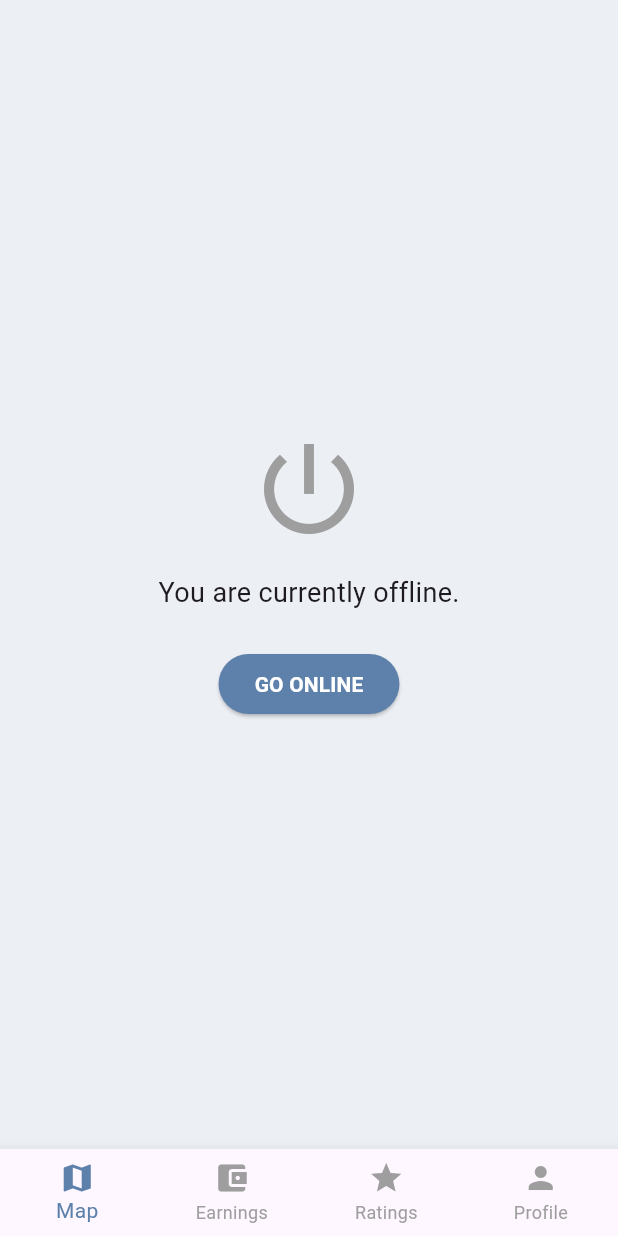
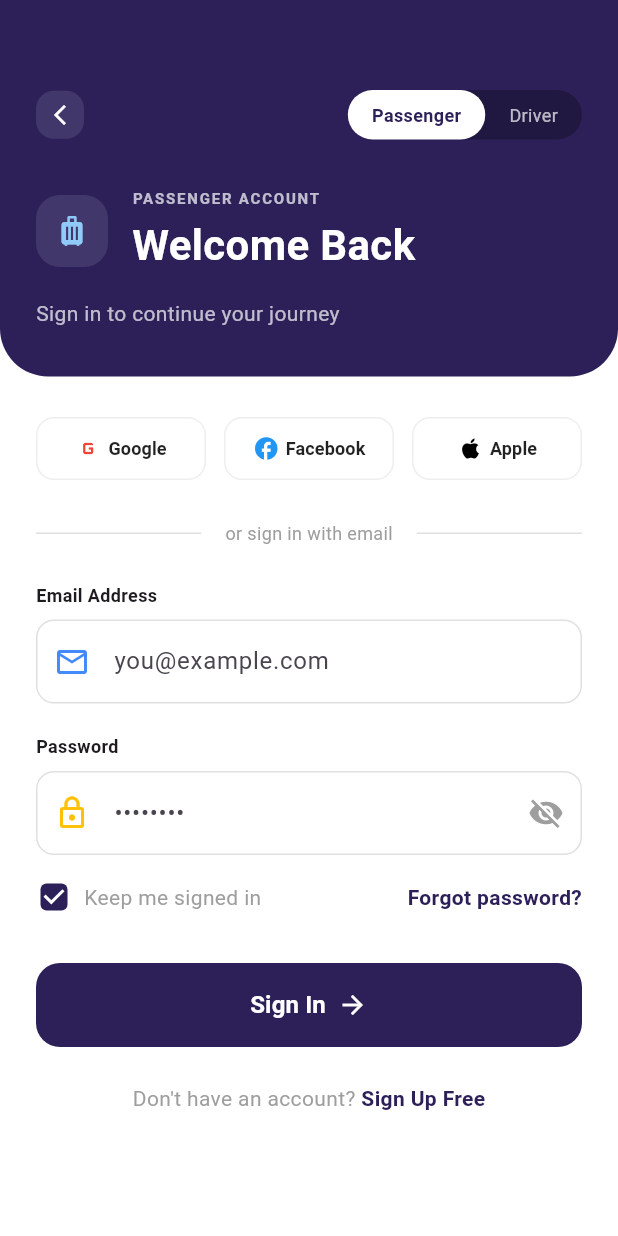
Before and after one commit to 16-Bit-mushroom/SabayGo, a Flutter app: the screen it shows after launch, on a phone screen of 412 x 824 dp. Run offline on Flutter 3.47's test engine with Material 3 defaults, Android fonts, the phone set to English and light mode, and no system bars.

Commit message:
feat(identity): create unified splash screen and role selector bridge

```diff
--- /dev/null
+++ b/mobile/lib/features/identity/presentation/screens/login_screen.dart
@@ -0,0 +1,291 @@
+import 'package:flutter/material.dart';
+import 'package:mobile/core/theme/app_colors.dart';
+import 'package:mobile/features/dashboard/presentation/screens/commuter_dashboard.dart';
+import 'package:mobile/features/dashboard/presentation/screens/driver_dashboard.dart';
+
+class LoginScreen extends StatefulWidget {
+  const LoginScreen({Key? key}) : super(key: key);
+
+  @override
+  State<LoginScreen> createState() => _LoginScreenState();
+}
+
+class _LoginScreenState extends State<LoginScreen> {
+  // Toggle state: true = Commuter, false = Driver
+  bool _isCommuter = true;
+  bool _obscurePassword = true;
+  bool _keepSignedIn = true;
+
+  void _handleSignIn() {
+    // Route to the appropriate dashboard based on the selected role
+    if (_isCommuter) {
+      Navigator.pushReplacement(
+        context,
+        MaterialPageRoute(builder: (context) => const CommuterDashboard()),
+      );
+    } else {
+      Navigator.pushReplacement(
+        context,
+        MaterialPageRoute(builder: (context) => const DriverDashboard()),
+      );
+    }
+  }
+
+  @override
+  Widget build(BuildContext context) {
+    return Scaffold(
+      backgroundColor: Colors.white,
+      body: SingleChildScrollView(
+        child: Column(
+          children: [
+            // 1. The Curved Purple Header with Role Selector
+            Container(
+              width: double.infinity,
+              padding: const EdgeInsets.fromLTRB(24, 60, 24, 32),
+              decoration: const BoxDecoration(
+                color: Color(0xFF2D2059), // Matching the dark purple from mockup
+                borderRadius: BorderRadius.vertical(bottom: Radius.circular(32)),
+              ),
+              child: Column(
+                crossAxisAlignment: CrossAxisAlignment.start,
+                children: [
+                  // Back Button & Role Selector Toggle
+                  Row(
+                    mainAxisAlignment: MainAxisAlignment.spaceBetween,
+                    children: [
+                      Container(
+                        padding: const EdgeInsets.all(8),
+                        decoration: BoxDecoration(
+                          color: Colors.white.withOpacity(0.1),
+                          borderRadius: BorderRadius.circular(12),
+                        ),
+                        child: const Icon(Icons.arrow_back_ios_new, color: Colors.white, size: 16),
+                      ),
+
+                      // INJECTED: Custom Role Selector Pill
+                      Container(
+                        decoration: BoxDecoration(
+                          color: Colors.black26,
+                          borderRadius: BorderRadius.circular(20),
+                        ),
+                        child: Row(
+                          mainAxisSize: MainAxisSize.min,
+                          children: [
+                            _buildRoleTab("Passenger", true),
+                            _buildRoleTab("Driver", false),
+                          ],
+                        ),
+                      ),
+                    ],
+                  ),
+                  const SizedBox(height: 32),
+
+                  // Welcome Text (Dynamic based on role)
+                  Row(
+                    children: [
+                      Container(
+                        padding: const EdgeInsets.all(12),
+                        decoration: BoxDecoration(
+                          color: Colors.white.withOpacity(0.1),
+                          borderRadius: BorderRadius.circular(16),
+                        ),
+                        child: Icon(
+                          _isCommuter ? Icons.luggage : Icons.directions_car,
+                          color: Colors.blue.shade200,
+                          size: 24
+                        ),
+                      ),
+                      const SizedBox(width: 16),
+                      Column(
+                        crossAxisAlignment: CrossAxisAlignment.start,
+                        children: [
+                          Text(
+                            _isCommuter ? "PASSENGER ACCOUNT" : "DRIVER ACCOUNT",
+                            style: const TextStyle(color: Colors.white70, fontSize: 10, fontWeight: FontWeight.bold, letterSpacing: 1.2),
+                          ),
+                          const SizedBox(height: 4),
+                          const Text(
+                            "Welcome Back",
+                            style: TextStyle(color: Colors.white, fontSize: 28, fontWeight: FontWeight.bold),
+                          ),
+                        ],
+                      ),
+                    ],
+                  ),
+                  const SizedBox(height: 16),
+                  const Text("Sign in to continue your journey", style: TextStyle(color: Colors.white70, fontSize: 14)),
+                ],
+              ),
+            ),
+
+            // 2. The Form Body
+            Padding(
+              padding: const EdgeInsets.all(24.0),
+              child: Column(
+                crossAxisAlignment: CrossAxisAlignment.start,
+                children: [
+                  // Social Logins
+                  Row(
+                    children: [
+                      Expanded(child: _buildSocialButton("Google", Icons.g_mobiledata, Colors.red)),
+                      const SizedBox(width: 12),
+                      Expanded(child: _buildSocialButton("Facebook", Icons.facebook, Colors.blue)),
+                      const SizedBox(width: 12),
+                      Expanded(child: _buildSocialButton("Apple", Icons.apple, Colors.black)),
+                    ],
+                  ),
+                  const SizedBox(height: 24),
+
+                  // Divider
+                  Row(
+                    children: [
+                      Expanded(child: Divider(color: Colors.grey.shade300)),
+                      const Padding(
+                        padding: EdgeInsets.symmetric(horizontal: 16),
+                        child: Text("or sign in with email", style: TextStyle(color: Colors.grey, fontSize: 12)),
+                      ),
+                      Expanded(child: Divider(color: Colors.grey.shade300)),
+                    ],
+                  ),
+                  const SizedBox(height: 24),
+
+                  // Email Field
+                  const Text("Email Address", style: TextStyle(fontWeight: FontWeight.bold, fontSize: 12)),
+                  const SizedBox(height: 8),
+                  TextField(
+                    decoration: InputDecoration(
+                      hintText: "you@example.com",
+                      prefixIcon: const Icon(Icons.email_outlined, color: Colors.blueAccent),
+                      border: OutlineInputBorder(borderRadius: BorderRadius.circular(12), borderSide: BorderSide(color: Colors.grey.shade300)),
+                      enabledBorder: OutlineInputBorder(borderRadius: BorderRadius.circular(12), borderSide: BorderSide(color: Colors.grey.shade300)),
+                      contentPadding: const EdgeInsets.symmetric(vertical: 16),
+                    ),
+                  ),
+                  const SizedBox(height: 20),
+
+                  // Password Field
+                  const Text("Password", style: TextStyle(fontWeight: FontWeight.bold, fontSize: 12)),
+                  const SizedBox(height: 8),
+                  TextField(
+                    obscureText: _obscurePassword,
+                    decoration: InputDecoration(
+                      hintText: "••••••••",
+                      prefixIcon: const Icon(Icons.lock_outline, color: Colors.amber),
+                      suffixIcon: IconButton(
+                        icon: Icon(_obscurePassword ? Icons.visibility_off : Icons.visibility, color: Colors.grey),
+                        onPressed: () => setState(() => _obscurePassword = !_obscurePassword),
+                      ),
+                      border: OutlineInputBorder(borderRadius: BorderRadius.circular(12), borderSide: BorderSide(color: Colors.grey.shade300)),
+                      enabledBorder: OutlineInputBorder(borderRadius: BorderRadius.circular(12), borderSide: BorderSide(color: Colors.grey.shade300)),
+                      contentPadding: const EdgeInsets.symmetric(vertical: 16),
+                    ),
+                  ),
+                  const SizedBox(height: 16),
+
+                  // Remember Me & Forgot Password
+                  Row(
+                    mainAxisAlignment: MainAxisAlignment.spaceBetween,
+                    children: [
+                      Row(
+                        children: [
+                          SizedBox(
+                            width: 24, height: 24,
+                            child: Checkbox(
+                              value: _keepSignedIn,
+                              onChanged: (val) => setState(() => _keepSignedIn = val ?? true),
+                              shape: RoundedRectangleBorder(borderRadius: BorderRadius.circular(4)),
+                              activeColor: const Color(0xFF2D2059),
+                            ),
+                          ),
+                          const SizedBox(width: 8),
+                          const Text("Keep me signed in", style: TextStyle(color: Colors.grey, fontSize: 14)),
+                        ],
+                      ),
+                      const Text("Forgot password?", style: TextStyle(color: Color(0xFF2D2059), fontWeight: FontWeight.bold, fontSize: 14)),
+                    ],
+                  ),
+                  const SizedBox(height: 32),
+
+                  // Sign In Button
+                  SizedBox(
+                    width: double.infinity,
+                    height: 56,
+                    child: ElevatedButton(
+                      onPressed: _handleSignIn,
+                      style: ElevatedButton.styleFrom(
+                        backgroundColor: const Color(0xFF2D2059),
+                        shape: RoundedRectangleBorder(borderRadius: BorderRadius.circular(16)),
+                        elevation: 0,
+                      ),
+                      child: Row(
+                        mainAxisAlignment: MainAxisAlignment.center,
+                        children: const [
+                          Text("Sign In", style: TextStyle(color: Colors.white, fontSize: 16, fontWeight: FontWeight.bold)),
+                          SizedBox(width: 8),
+                          Icon(Icons.arrow_forward, color: Colors.white, size: 20),
+                        ],
+                      ),
+                    ),
+                  ),
+                  const SizedBox(height: 24),
+
+                  // Sign Up Link
+                  Row(
+                    mainAxisAlignment: MainAxisAlignment.center,
+                    children: const [
+                      Text("Don't have an account? ", style: TextStyle(color: Colors.grey)),
+                      Text("Sign Up Free", style: TextStyle(color: Color(0xFF2D2059), fontWeight: FontWeight.bold)),
+                    ],
+                  )
+                ],
+              ),
+            ),
+          ],
+        ),
+      ),
+    );
+  }
+
+  // Helper widget for the custom role toggle
+  Widget _buildRoleTab(String title, bool isCommuterTab) {
+    final isSelected = _isCommuter == isCommuterTab;
+    return GestureDetector(
+      onTap: () => setState(() => _isCommuter = isCommuterTab),
+      child: Container(
+        padding: const EdgeInsets.symmetric(horizontal: 16, vertical: 8),
+        decoration: BoxDecoration(
+          color: isSelected ? Colors.white : Colors.transparent,
+          borderRadius: BorderRadius.circular(20),
+        ),
+        child: Text(
+          title,
+          style: TextStyle(
+            color: isSelected ? const Color(0xFF2D2059) : Colors.white70,
+            fontWeight: isSelected ? FontWeight.bold : FontWeight.normal,
+            fontSize: 12,
+          ),
+        ),
+      ),
+    );
+  }
+
+  // Helper widget for social buttons
+  Widget _buildSocialButton(String label, IconData icon, Color iconColor) {
+    return OutlinedButton(
+      onPressed: () {},
+      style: OutlinedButton.styleFrom(
+        padding: const EdgeInsets.symmetric(vertical: 12),
+        side: BorderSide(color: Colors.grey.shade200),
+        shape: RoundedRectangleBorder(borderRadius: BorderRadius.circular(12)),
+      ),
+      child: Row(
+        mainAxisAlignment: MainAxisAlignment.center,
+        children: [
+          Icon(icon, color: iconColor, size: 18),
+          const SizedBox(width: 4),
+          Text(label, style: const TextStyle(color: Colors.black87, fontSize: 12, fontWeight: FontWeight.bold)),
+        ],
+      ),
+    );
+  }
+}
--- a/mobile/lib/main.dart
+++ b/mobile/lib/main.dart
@@ -10,6 +10,9 @@ import 'features/booking/viewmodels/driver_viewmodel.dart';
 // Dashboards
 import 'features/dashboard/presentation/screens/commuter_dashboard.dart';
 import 'features/dashboard/presentation/screens/driver_dashboard.dart';
+
+// Identity
+import 'features/identity/presentation/screens/login_screen.dart';
 
 void main() {
   // 1. Initialize our decoupled Mock Repository
@@ -42,7 +45,7 @@ class SabayGoApp extends StatelessWidget {
       ),
       // We route directly to the global dashboard now
       // home: const CommuterDashboard(),
-      home: const DriverDashboard(),
+      home: const LoginScreen(),
     );
   }
 }
```
